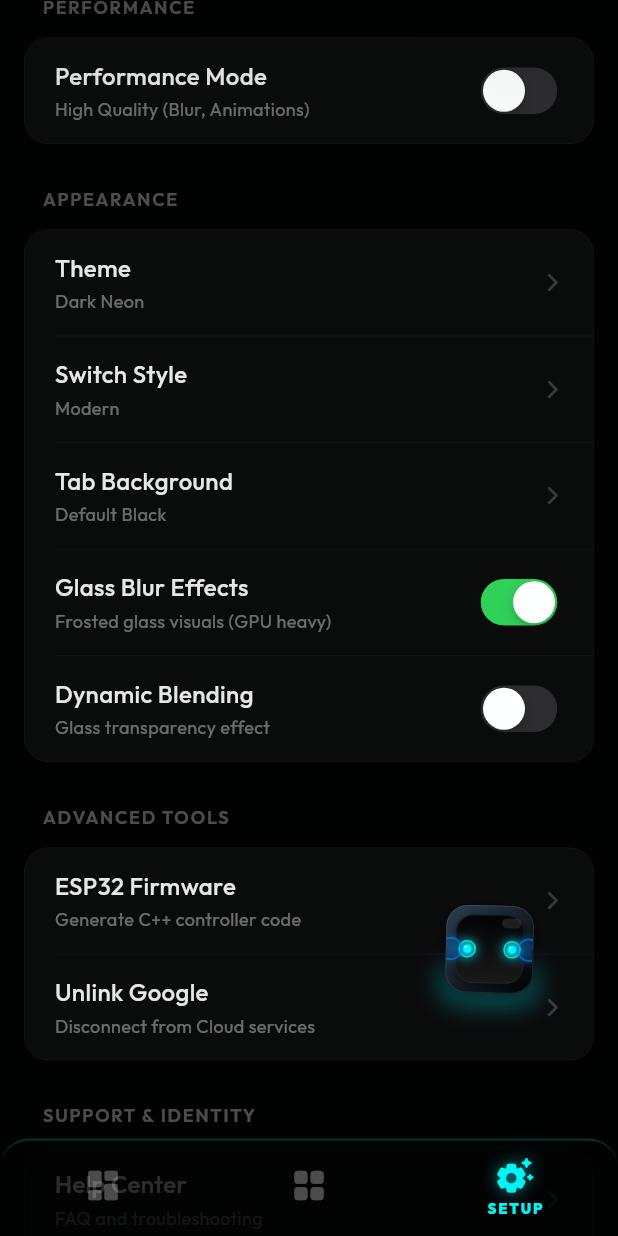
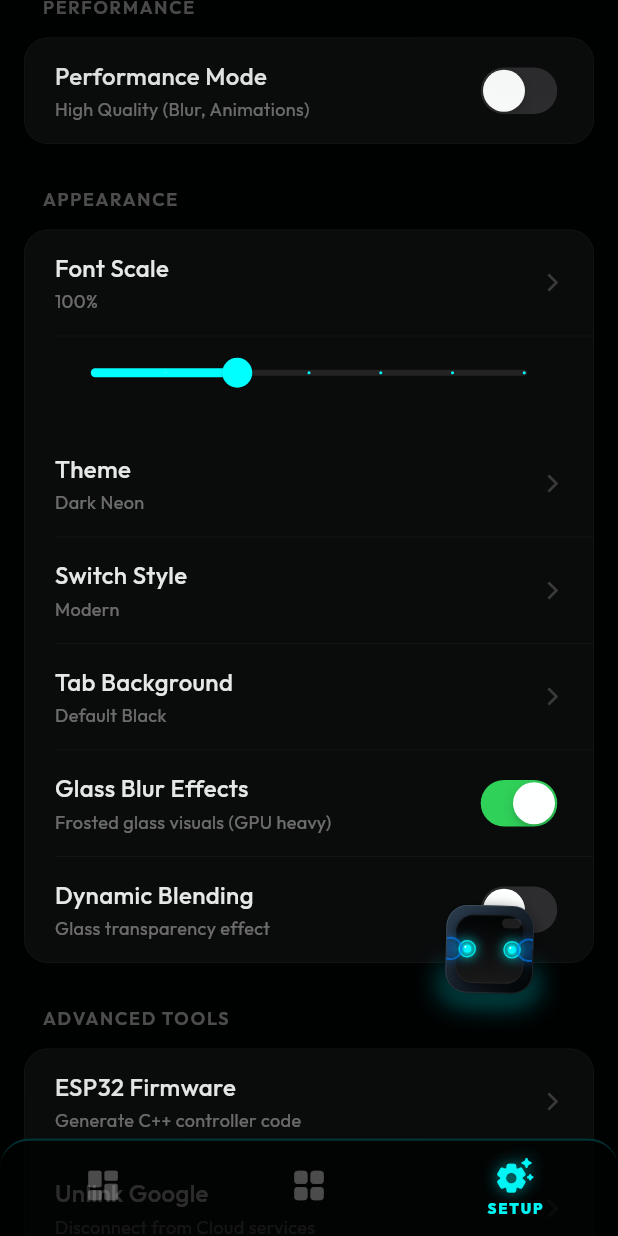
Before and after one commit to kiran-embedded/esp32-smart-light-app, a Flutter app: the screen it shows once a user with an empty profile is signed in, item 3 of the bottom bar chosen, scrolled down 1152 dp, on a phone screen of 412 x 824 dp. Run offline on Flutter 3.47's test engine with Material 3 defaults, Android fonts, the phone set to English and light mode, and no system bars; drawn by our look-alikes of flutter_animate; our stand-ins replace audioplayers, cloud_firestore, device_info_plus, file_picker, firebase_auth, firebase_core and 13 more; missing offline and left inert: android_alarm_manager_plus, flutter_displaymode, flutter_soloud, mqtt_client; accounts and stored records are empty; generated files the repository leaves out were written again; network calls fail.

Commit message:
Release v1.2.0+2030: Font Control & Safety Features

```diff
--- a/lib/core/system/display_engine.dart
+++ b/lib/core/system/display_engine.dart
@@ -75,9 +75,15 @@ class DisplayEngine {
     );
   }
 
+  static double _userScale = 1.0;
+
+  static void setUserScale(double scale) {
+    _userScale = scale;
+  }
+
   static double w(double val) => val * _scaleW;
   static double h(double val) => val * _scaleH;
-  static double sp(double val) => val * _scaleMin * _textScale;
+  static double sp(double val) => val * _scaleMin * _textScale * _userScale;
   static double r(double val) => val * _scaleMin;
   static double p(double val) => val * _scaleMin;
 
--- a/lib/core/ui/display_engine_wrapper.dart
+++ b/lib/core/ui/display_engine_wrapper.dart
@@ -1,18 +1,24 @@
 import 'dart:ui';
 import 'package:flutter/material.dart';
+import 'package:flutter_riverpod/flutter_riverpod.dart';
 import '../system/display_engine.dart';
+import '../../providers/font_settings_provider.dart';
 
 /// A global wrapper that provides high-end visual polish and scaling context.
 /// This imparts the "Unreal Engine" feel through subtle grain, vignetting, and smooth overlays.
-class DisplayEngineWrapper extends StatelessWidget {
+class DisplayEngineWrapper extends ConsumerWidget {
   final Widget child;
 
   const DisplayEngineWrapper({super.key, required this.child});
 
   @override
-  Widget build(BuildContext context) {
+  Widget build(BuildContext context, WidgetRef ref) {
     // Initialize standard Responsive as well for backward compatibility
     DisplayEngine.init(context);
+
+    // Inject User Font Scale into Engine
+    final userScale = ref.watch(fontSettingsProvider);
+    DisplayEngine.setUserScale(userScale);
 
     return Stack(
       children: [
--- /dev/null
+++ b/lib/providers/font_settings_provider.dart
@@ -0,0 +1,26 @@
+import 'package:riverpod_annotation/riverpod_annotation.dart';
+import 'package:shared_preferences/shared_preferences.dart';
+
+part 'font_settings_provider.g.dart';
+
+@riverpod
+class FontSettings extends _$FontSettings {
+  static const String _fontScaleKey = 'font_scale_key';
+
+  @override
+  double build() {
+    _loadSettings();
+    return 1.0; // Default scale
+  }
+
+  Future<void> _loadSettings() async {
+    final prefs = await SharedPreferences.getInstance();
+    state = prefs.getDouble(_fontScaleKey) ?? 1.0;
+  }
+
+  Future<void> setFontScale(double scale) async {
+    state = scale;
+    final prefs = await SharedPreferences.getInstance();
+    await prefs.setDouble(_fontScaleKey, scale);
+  }
+}
--- a/lib/screens/settings/settings_screen.dart
+++ b/lib/screens/settings/settings_screen.dart
@@ -26,6 +26,7 @@ import '../../services/haptic_service.dart';
 
 import '../../core/theme/app_theme.dart';
 import '../../core/constants/app_constants.dart';
+import '../../providers/font_settings_provider.dart';
 import '../../services/esp32_code_generator.dart';
 import '../../services/file_service.dart';
 import '../../services/voice_service.dart';
@@ -229,6 +230,29 @@ class _SettingsScreenState extends ConsumerState<SettingsScreen>
                 children: [
                   _buildIosSettingTile(
                     context,
+                    title: 'Font Scale',
+                    subtitle:
+                        '${(ref.watch(fontSettingsProvider) * 100).toInt()}%',
+                    onTap: () {}, // visual only
+                  ),
+                  Padding(
+                    padding: const EdgeInsets.fromLTRB(20, 0, 20, 15),
+                    child: Slider(
+                      value: ref.watch(fontSettingsProvider),
+                      min: 0.8,
+                      max: 1.4,
+                      divisions: 6,
+                      activeColor: theme.colorScheme.primary,
+                      inactiveColor: Colors.white.withOpacity(0.1),
+                      onChanged: (val) {
+                        ref
+                            .read(fontSettingsProvider.notifier)
+                            .setFontScale(val);
+                      },
+                    ),
+                  ),
+                  _buildIosSettingTile(
+                    context,
                     title: 'Theme',
                     subtitle: _getThemeName(currentTheme),
                     onTap: () => _showThemePicker(context, ref, currentTheme),
@@ -363,7 +387,7 @@ class _SettingsScreenState extends ConsumerState<SettingsScreen>
               const SizedBox(height: 40),
               Center(
                 child: Text(
-                  "Version ${ref.watch(updateProvider).updateInfo?.latestVersion ?? '1.2.0+2025'}",
+                  "Version ${ref.watch(updateProvider).updateInfo?.latestVersion ?? '1.2.0+2030'}",
                   style: GoogleFonts.outfit(
                     color: Colors.white.withOpacity(0.2),
                     fontSize: 12.sp,
--- a/pubspec.yaml
+++ b/pubspec.yaml
@@ -2,7 +2,7 @@ name: nebula_core
 description: "Ultra-Advanced Smart Switch Control App - NEBULA CORE"
 publish_to: 'none'
 
-version: 1.2.0+2025
+version: 1.2.0+2030
 
 environment:
   sdk: ^3.10.4
--- a/version.json
+++ b/version.json
@@ -1,7 +1,7 @@
 {
-  "version": "v1.2.0+2025",
+  "version": "v1.2.0+2030",
   "download_url": "https://github.com/kiran-embedded/esp32-smart-light-app/releases/latest/download/app-release.apk",
-  "release_notes": "• Layout Fixes: Optimized for Redmi Note 10\n• Dynamic Island: Responsive width\n• Action Buttons: Layout bug fix",
+  "release_notes": "• New Feature: Font Size Control\n• Safety: Low Voltage (<160V) Mains Cut Alert\n• Dynamic Island: Critical Alerts Override",
   "ota_version": "1.2.0",
   "ota_url": "https://github.com/kiran-embedded/esp32-smart-light-app/releases/latest/download/firmware.bin"
 }
```
Also changed, not shown: lib/widgets/common/dynamic_island_pill.dart (+9 -2 lines), lib/widgets/live_info/status_card.dart (+17 -8 lines), lib/providers/font_settings_provider.g.dart (added).
